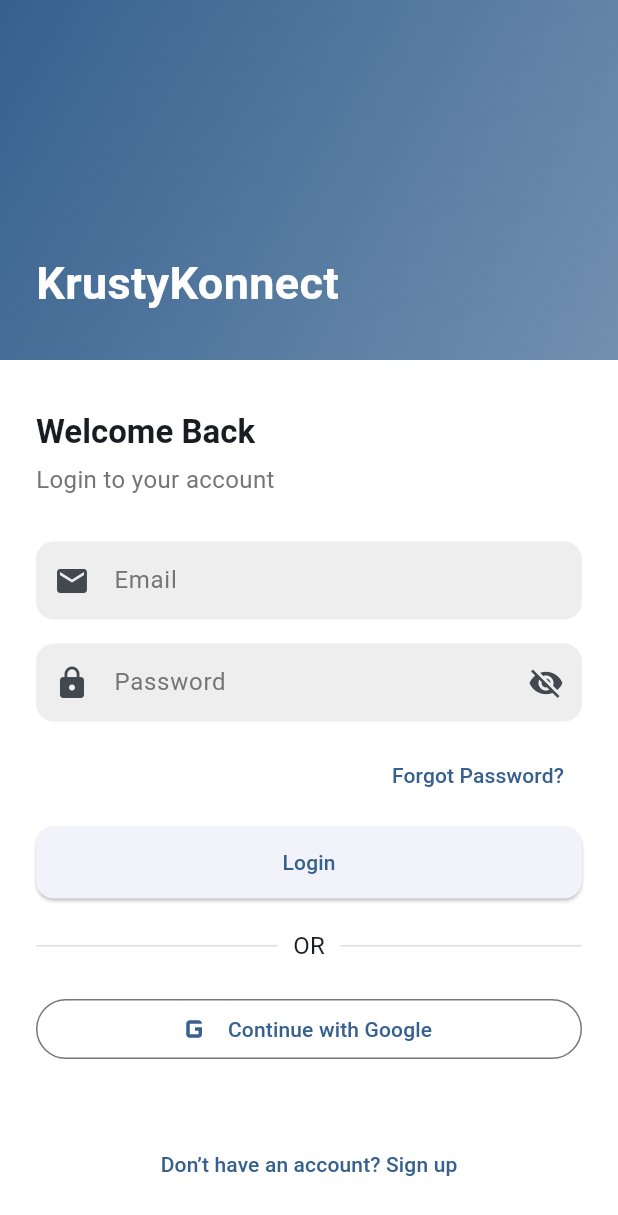
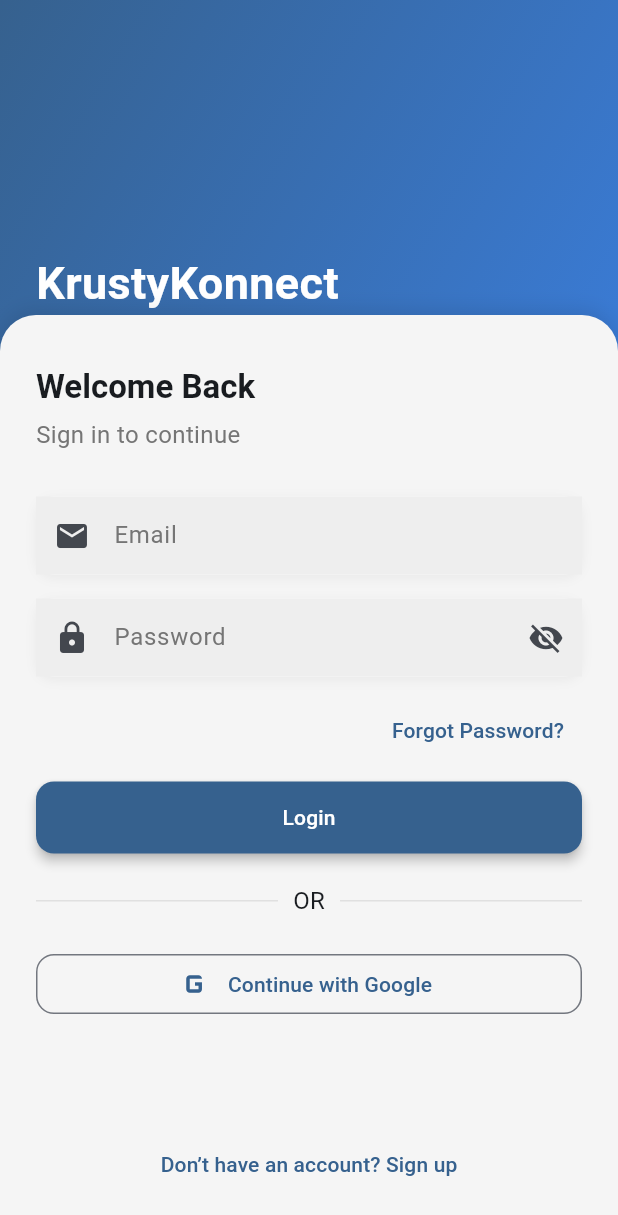
Before and after one commit to Smiller2424/KrustyKonnect_project2, a Flutter app: the screen it shows after launch, on a phone screen of 412 x 824 dp. Shown: the top 1215 px of the screen. Run offline on Flutter 3.47's test engine with Material 3 defaults, Android fonts, the phone set to English and light mode, and no system bars; our stand-ins replace cloud_firestore, firebase_auth, firebase_core, firebase_messaging; accounts and stored records are empty.

Commit message:
improved login screen design and fixed small warning in the code

```diff
--- a/lib/social/screens/login_screen.dart
+++ b/lib/social/screens/login_screen.dart
@@ -19,11 +19,55 @@
       isLoading = true;
     });
 
-    await Future.delayed(const Duration(seconds: 2)); // simulate loading
+    await Future.delayed(const Duration(seconds: 2));
 
     setState(() {
       isLoading = false;
     });
+  }
+
+  Widget buildInput({
+    required TextEditingController controller,
+    required String hint,
+    required IconData icon,
+    bool isPassword = false,
+  }) {
+    return Container(
+      decoration: BoxDecoration(
+        color: Colors.white,
+        borderRadius: BorderRadius.circular(12),
+        boxShadow: [
+          BoxShadow(
+            color: Colors.black.withValues(alpha: 0.05),
+            blurRadius: 6,
+            offset: const Offset(0, 2),
+          ),
+        ],
+      ),
+      child: TextField(
+        controller: controller,
+        obscureText: isPassword ? isPasswordHidden : false,
+        decoration: InputDecoration(
+          hintText: hint,
+          border: InputBorder.none,
+          prefixIcon: Icon(icon),
+          suffixIcon: isPassword
+              ? IconButton(
+                  icon: Icon(
+                    isPasswordHidden
+                        ? Icons.visibility_off
+                        : Icons.visibility,
+                  ),
+                  onPressed: () {
+                    setState(() {
+                      isPasswordHidden = !isPasswordHidden;
+                    });
+                  },
+                )
+              : null,
+        ),
+      ),
+    );
   }
 
   @override
@@ -32,7 +76,7 @@
       body: Column(
         children: [
 
-          // TOP SECTION (BRANDING)
+          // TOP GRADIENT HEADER
           Container(
             height: 240,
             width: double.infinity,
@@ -40,7 +84,7 @@
               gradient: LinearGradient(
                 colors: [
                   Theme.of(context).colorScheme.primary,
-                  Theme.of(context).colorScheme.primary.withOpacity(0.7),
+                  const Color(0xFF3A7BD5),
                 ],
                 begin: Alignment.topLeft,
                 end: Alignment.bottomRight,
@@ -62,16 +106,23 @@
             ),
           ),
 
-          // FORM SECTION
+          // FLOATING FORM CONTAINER
           Expanded(
             child: Container(
-              width: double.infinity,
+              margin: const EdgeInsets.only(top: -30),
               padding: const EdgeInsets.all(24),
-              decoration: const BoxDecoration(
-                color: Colors.white,
-                borderRadius: BorderRadius.vertical(
+              decoration: BoxDecoration(
+                color: Colors.grey[100],
+                borderRadius: const BorderRadius.vertical(
                   top: Radius.circular(24),
                 ),
+                boxShadow: [
+                  BoxShadow(
+                    color: Colors.black.withValues(alpha: 0.1),
+                    blurRadius: 10,
+                    offset: const Offset(0, -3),
+                  ),
+                ],
               ),
               child: Column(
                 crossAxisAlignment: CrossAxisAlignment.start,
@@ -87,43 +138,27 @@
                   const SizedBox(height: 6),
 
                   Text(
-                    "Login to your account",
+                    "Sign in to continue",
                     style: TextStyle(color: Colors.grey[600]),
                   ),
 
                   const SizedBox(height: 30),
 
                   // EMAIL
-                  TextField(
+                  buildInput(
                     controller: emailController,
-                    decoration: const InputDecoration(
-                      hintText: "Email",
-                      prefixIcon: Icon(Icons.email),
-                    ),
+                    hint: "Email",
+                    icon: Icons.email,
                   ),
 
                   const SizedBox(height: 16),
 
                   // PASSWORD
-                  TextField(
+                  buildInput(
                     controller: passwordController,
-                    obscureText: isPasswordHidden,
-                    decoration: InputDecoration(
-                      hintText: "Password",
-                      prefixIcon: const Icon(Icons.lock),
-                      suffixIcon: IconButton(
-                        icon: Icon(
-                          isPasswordHidden
-                              ? Icons.visibility_off
-                              : Icons.visibility,
-                        ),
-                        onPressed: () {
-                          setState(() {
-                            isPasswordHidden = !isPasswordHidden;
-                          });
-                        },
-                      ),
-                    ),
+                    hint: "Password",
+                    icon: Icons.lock,
+                    isPassword: true,
                   ),
 
                   const SizedBox(height: 12),
@@ -139,16 +174,25 @@
 
                   const SizedBox(height: 10),
 
-                  // LOGIN BUTTON
+                  // LOGIN BUTTON (IMPROVED)
                   SizedBox(
                     width: double.infinity,
                     child: ElevatedButton(
+                      style: ElevatedButton.styleFrom(
+                        backgroundColor:
+                            Theme.of(context).colorScheme.primary,
+                        foregroundColor: Colors.white,
+                        elevation: 3,
+                      ),
                       onPressed: isLoading ? null : handleLogin,
                       child: isLoading
                           ? const SizedBox(
                               height: 20,
                               width: 20,
-                              child: CircularProgressIndicator(strokeWidth: 2),
+                              child: CircularProgressIndicator(
+                                color: Colors.white,
+                                strokeWidth: 2,
+                              ),
                             )
                           : const Text("Login"),
                     ),
@@ -174,6 +218,11 @@
                   SizedBox(
                     width: double.infinity,
                     child: OutlinedButton.icon(
+                      style: OutlinedButton.styleFrom(
+                        shape: RoundedRectangleBorder(
+                          borderRadius: BorderRadius.circular(12),
+                        ),
+                      ),
                       onPressed: () {},
                       icon: const Icon(Icons.g_mobiledata, size: 28),
                       label: const Text("Continue with Google"),
```
